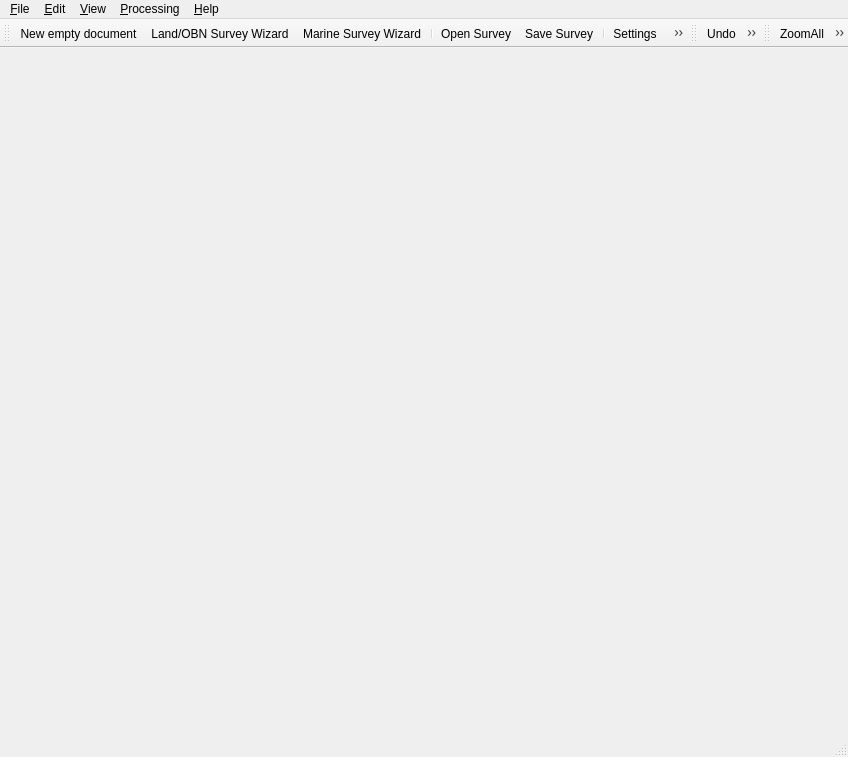
First picture: the form in roll_main_window_base.ui, repository MrBeee/roll, before the edit.
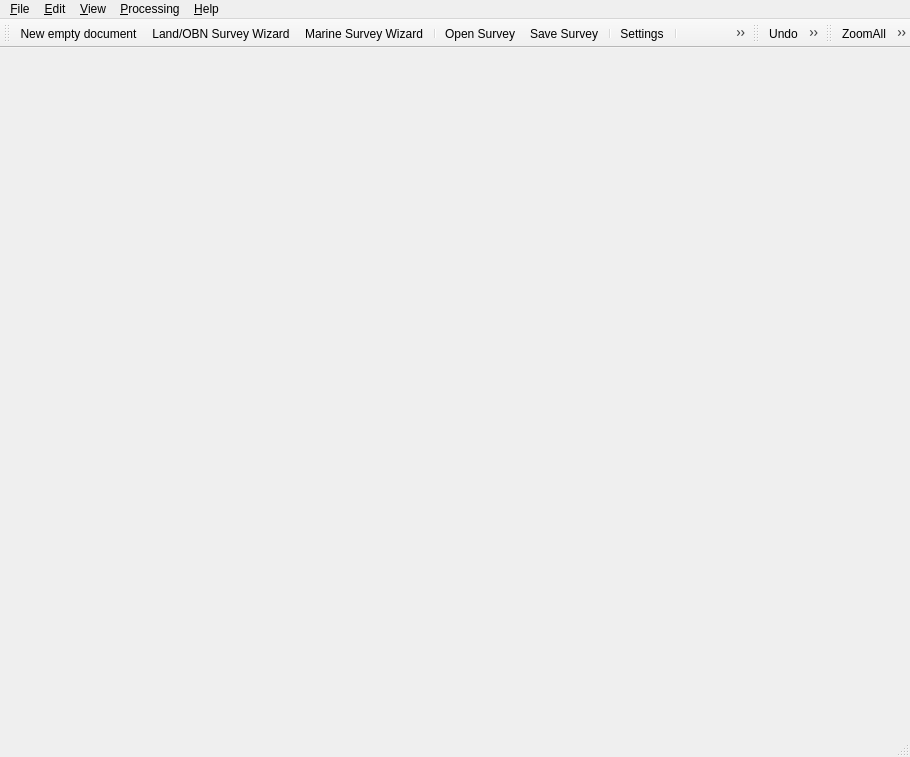
Second picture: the form after the edit. Icons and pictures are not drawn.

Commit message: split grid button in horizontal/vertical buttons

What changed in the file:
```diff
--- a/roll_main_window_base.ui
+++ b/roll_main_window_base.ui
@@ -6,7 +6,7 @@
    <rect>
     <x>0</x>
     <y>0</y>
-    <width>848</width>
+    <width>910</width>
     <height>757</height>
    </rect>
   </property>
@@ -26,7 +26,7 @@
     <rect>
      <x>0</x>
      <y>0</y>
-     <width>848</width>
+     <width>910</width>
      <height>26</height>
     </rect>
    </property>
@@ -223,7 +223,8 @@
    <addaction name="actionZoomRect"/>
    <addaction name="actionAspectRatio"/>
    <addaction name="actionAntiAlias"/>
-   <addaction name="actionGridLines"/>
+   <addaction name="actionPlotGridX"/>
+   <addaction name="actionPlotGridY"/>
    <addaction name="actionProjected"/>
    <addaction name="actionRuler"/>
   </widget>
@@ -581,7 +582,7 @@
      <normaloff>resources/mActionPlotGrid.svg</normaloff>resources/mActionPlotGrid.svg</iconset>
    </property>
    <property name="text">
-    <string>GridLines</string>
+    <string>Vertical grid lines</string>
    </property>
    <property name="toolTip">
     <string>Show grid lines</string>
@@ -865,6 +866,21 @@
     <string>Ctrl+F</string>
    </property>
   </action>
+  <action name="actionPlotGridY">
+   <property name="checkable">
+    <bool>true</bool>
+   </property>
+   <property name="icon">
+    <iconset>
+     <normaloff>resources/mActionVerticalGrid.svg</normaloff>resources/mActionVerticalGrid.svg</iconset>
+   </property>
+   <property name="text">
+    <string>Horizontal grid lines</string>
+   </property>
+   <property name="toolTip">
+    <string>Show horizontal grid lines</string>
+   </property>
+  </action>
  </widget>
  <resources/>
  <connections/>
```
Left out of the diff: 10 changed lines with no effect on the pictures. The commit also changes 7 other files.
